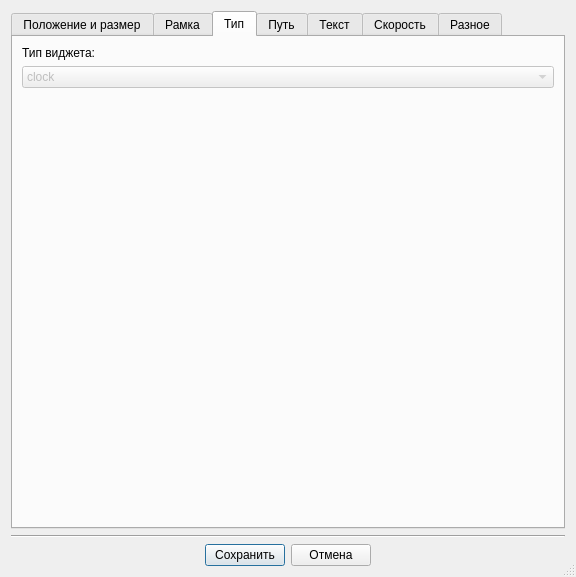
Qt form widget_types/settings_window.ui (verbkinm/interactive_whiteboard_settings) before a commit.
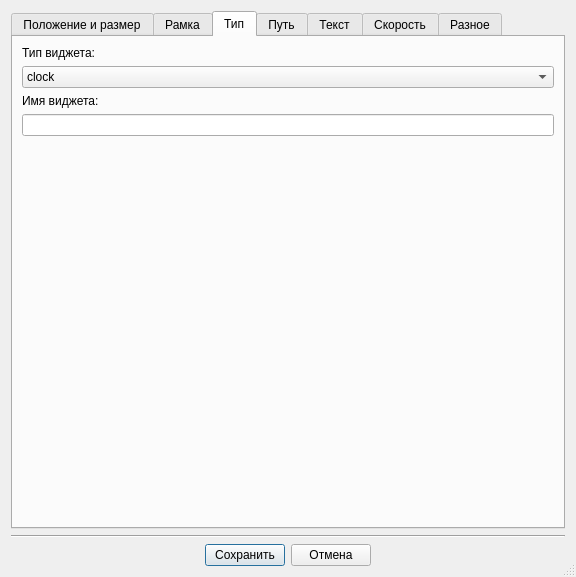
The same form after that commit. The open tabs and pages were chosen to show the change. Icons and pictures are not drawn.

Diff of the .ui file:
```diff
--- a/widget_types/settings_window.ui
+++ b/widget_types/settings_window.ui
@@ -349,7 +349,7 @@
        <item>
         <widget class="QComboBox" name="type_list">
          <property name="enabled">
-          <bool>false</bool>
+          <bool>true</bool>
          </property>
          <property name="frame">
           <bool>true</bool>
@@ -394,6 +394,20 @@
          </item>
         </widget>
        </item>
+       <item>
+        <widget class="QLabel" name="label_12">
+         <property name="text">
+          <string>Имя виджета:</string>
+         </property>
+        </widget>
+       </item>
+       <item>
+        <widget class="QLineEdit" name="widgetName">
+         <property name="clearButtonEnabled">
+          <bool>true</bool>
+         </property>
+        </widget>
+       </item>
        <item>
         <spacer name="verticalSpacer">
          <property name="orientation">
```
Left out of the diff: 30 changed lines with no effect on the pictures.
